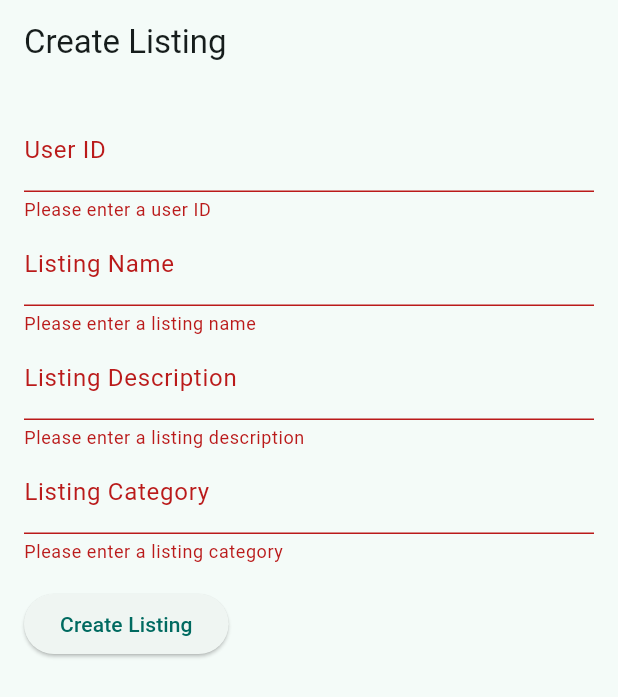
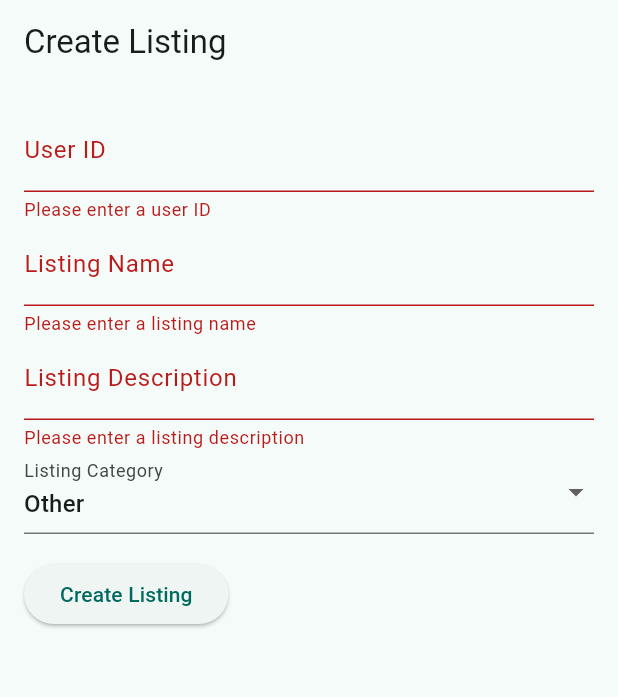
Before and after one commit to Lexie28/C8, a Flutter app: the CreateListingPage screen opened directly, after a tap on "Create Listing", on a phone screen of 412 x 824 dp. Shown: the top 697 px of the screen. Run offline on Flutter 3.47's test engine with Material 2 defaults, Android fonts, the phone set to English and light mode, and no system bars; our stand-ins replace image_picker.

Commit message:
bud funkar o lite annat fix

```diff
--- a/c8_ios/lib/createlisting.dart
+++ b/c8_ios/lib/createlisting.dart
@@ -19,7 +19,9 @@ class _CreateListingPageState extends State<CreateListingPage> {
   String _userId = '';
   String _listingName = '';
   String _listingDescription = '';
-  String _listingCategory = '';
+  String _listingCategory = 'Other';
+  List<String> _categories = ['Other', 'Clothing', 'Books', 'Beauty', 'Accessories', 'Collectables', 'Furniture', 'Electronics', 'Houseware', 'Sports'];
+
   Api _api = Api();
 
   Future getImage() async {
@@ -151,16 +153,19 @@ class _CreateListingPageState extends State<CreateListingPage> {
                     _listingDescription = value;
                   },
                 ),
-                TextFormField(
+                DropdownButtonFormField(
                   decoration: InputDecoration(labelText: 'Listing Category'),
-                  validator: (value) {
-                    if (value == null || value.isEmpty) {
-                      return 'Please enter a listing category';
-                    }
-                    return null;
-                  },
+                  value: _categories[0],
+                  items: _categories.map((category) {
+                    return DropdownMenuItem(
+                      value: category,
+                      child: Text(category),
+                    );
+                  }).toList(),
                   onChanged: (value) {
-                    _listingCategory = value;
+                    setState(() {
+                      _listingCategory = value.toString();
+                    });
                   },
                 ),
                 SizedBox(height: 16.0),
```
Also changed, not shown: c8_ios/lib/popularItems.dart (+24 -15 lines).
